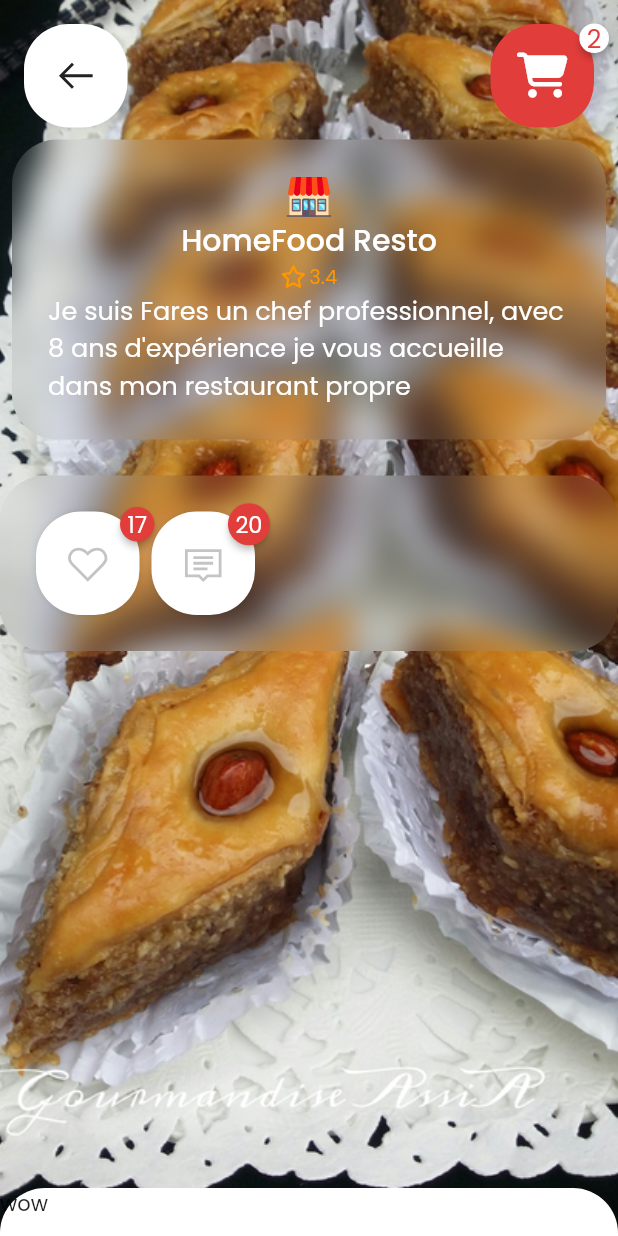
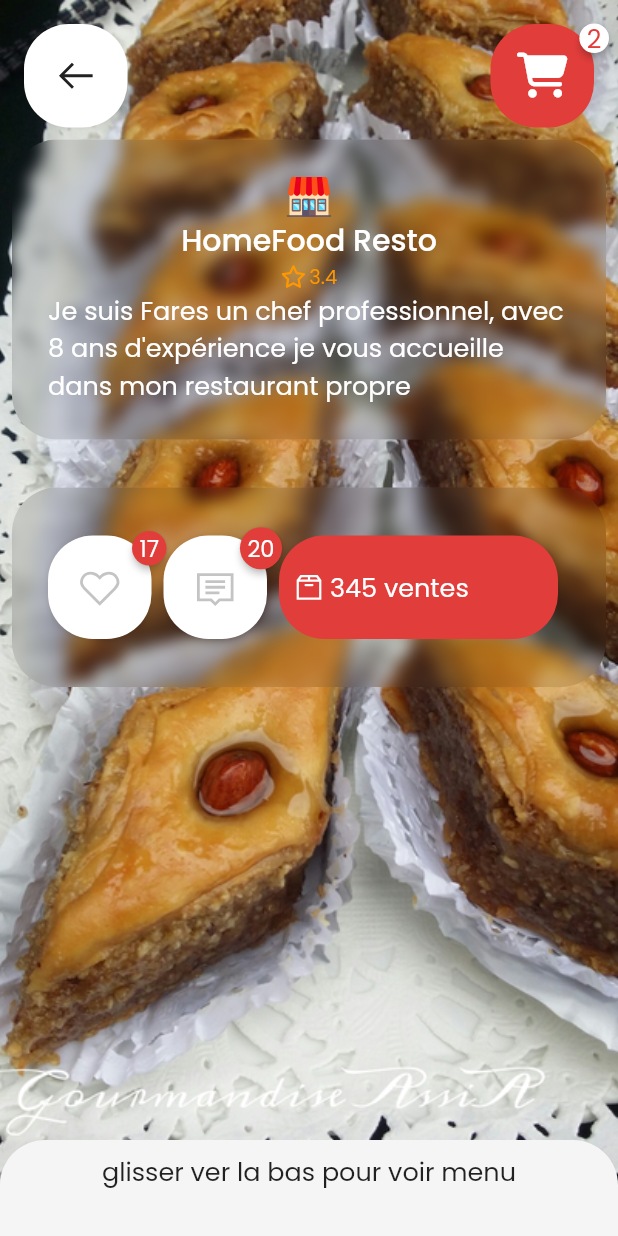
Before and after one commit to HoussemRabah/maclat, a Flutter app: the StoreScreen screen opened directly with sample values from the repository, on a phone screen of 412 x 824 dp. Run offline on Flutter 3.47's test engine with Material 2 defaults, Android fonts, the phone set to English and light mode, and no system bars; drawn by our look-alikes of badges; our stand-ins replace blur, card_swiper, dots_indicator, flutter_bloc, flutter_custom_clippers, flutter_svg and 5 more; missing offline and left inert: stepper_counter_swipe.

Commit message:
improve resto UI

```diff
--- a/lib/UI/Decoration/glasscontainer.dart
+++ b/lib/UI/Decoration/glasscontainer.dart
@@ -21,10 +21,10 @@ class _GlassContainerState extends State<GlassContainer> {
             padding: EdgeInsets.all(8.0),
             child: widget.child)
         .asGlass(
-            blurX: 10,
-            blurY: 10,
+            blurX: 5,
+            blurY: 5,
             clipBorderRadius: radius,
-            tintColor: greyColor,
+            tintColor: frontColor,
             tileMode: TileMode.mirror);
   }
 }
--- a/lib/UI/Screens/store.dart
+++ b/lib/UI/Screens/store.dart
@@ -2,8 +2,12 @@ import 'package:flutter/material.dart';
 import 'package:flutter_custom_clippers/flutter_custom_clippers.dart';
 import 'package:flutter_svg/flutter_svg.dart';
 import 'package:glass/glass.dart';
+import 'package:line_icons/line_icons.dart';
 import 'package:mbh/Core/constants.dart';
+import 'package:mbh/Core/examples.dart';
 import 'package:mbh/UI/Decoration/glasscontainer.dart';
+import 'package:mbh/UI/Widgets/cards/foodcard.dart';
+import 'package:mbh/UI/Widgets/cards/storecard.dart';
 import 'package:mbh/UI/Widgets/ess/appbar.dart';
 import 'package:mbh/UI/Widgets/label/ratelabel.dart';
 import 'package:mbh/UI/Widgets/react/reaction.dart';
@@ -63,29 +67,82 @@ class _StoreScreenState extends State<StoreScreen> {
                 SizedBox(
                   height: 16.0,
                 ),
-                GlassContainer(
-                    child: Row(
-                  children: [
-                    ReactionButtons(),
-                  ],
-                ))
+                Padding(
+                  padding: const EdgeInsets.all(8.0),
+                  child: GlassContainer(
+                      child: Row(
+                    children: [
+                      ReactionButtons(),
+                      Expanded(
+                        child: Container(
+                          alignment: Alignment.center,
+                          padding: EdgeInsets.fromLTRB(8.0, 8.0, 0.0, 8.0),
+                          margin: EdgeInsets.all(8.0),
+                          height: 69.0,
+                          decoration: BoxDecoration(
+                              borderRadius: radius, color: mainColor),
+                          child: Row(
+                            children: [
+                              Icon(
+                                LineIcons.box,
+                                color: inColor,
+                              ),
+                              SizedBox(
+                                width: 2.0,
+                              ),
+                              Text(
+                                "345 ventes",
+                                style: textStyleSimple.copyWith(color: inColor),
+                              ),
+                            ],
+                          ),
+                        ),
+                      )
+                    ],
+                  )),
+                )
               ],
             ),
             SingleChildScrollView(
               child: Column(
                 children: [
                   SizedBox(
-                    height: MediaQuery.of(context).size.height - 32.0,
+                    height: MediaQuery.of(context).size.height - 64.0,
                   ),
                   Container(
                     height: 700,
                     width: MediaQuery.of(context).size.width,
                     decoration: BoxDecoration(
-                        color: inColor,
+                        color: backColor,
                         borderRadius: BorderRadius.only(
                             topLeft: Radius.circular(30),
                             topRight: Radius.circular(30))),
-                    child: Text("wow"),
+                    child: Column(
+                      children: [
+                        Padding(
+                          padding: const EdgeInsets.all(8.0),
+                          child: Text(
+                            "glisser ver la bas pour voir menu",
+                            style: textStyleSimple,
+                          ),
+                        ),
+                        SizedBox(
+                          height: 69.0,
+                        ),
+                        ListView.builder(
+                            itemCount: foodExamples.where((element) {
+                              return (element.store == widget.store);
+                            }).length,
+                            shrinkWrap: true,
+                            physics: NeverScrollableScrollPhysics(),
+                            itemBuilder: (context, index) => FoodCard(
+                                label: false,
+                                food: foodExamples
+                                    .where((element) =>
+                                        (element.store == widget.store))
+                                    .toList()[index]))
+                      ],
+                    ),
                   ),
                 ],
               ),
--- a/lib/UI/Widgets/cards/foodcard.dart
+++ b/lib/UI/Widgets/cards/foodcard.dart
@@ -8,7 +8,8 @@ import '../label/storelabel.dart';
 
 class FoodCard extends StatefulWidget {
   final Food food;
-  const FoodCard({Key? key, required this.food}) : super(key: key);
+  final bool? label;
+  const FoodCard({Key? key, required this.food, this.label}) : super(key: key);
 
   @override
   State<FoodCard> createState() => _FoodCardState();
@@ -32,7 +33,8 @@ class _FoodCardState extends State<FoodCard> {
         decoration: BoxDecoration(color: inColor, borderRadius: radius),
         child: Column(
           children: [
-            StoreLabel(store: widget.food.store),
+            if (widget.label != null)
+              if (widget.label!) StoreLabel(store: widget.food.store),
             Container(
               height: MediaQuery.of(context).size.width * 0.5,
               child: Row(
```
